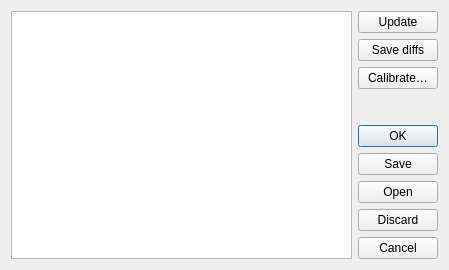
This is src/madgui/online/offsetswidget.ui in hibtc/madgui as Qt 5 draws it before an edit. The edited form follows.
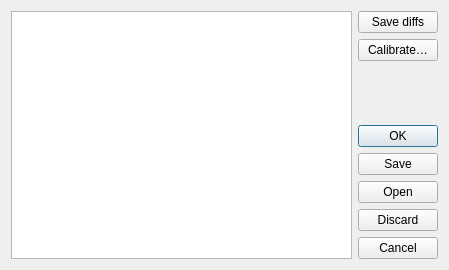
This is the edited form. Custom widgets are drawn as their Qt base class.

Commit message: Remove "update" button from two widgets where it's become obsolete

```diff
--- a/src/madgui/online/offsetswidget.ui
+++ b/src/madgui/online/offsetswidget.ui
@@ -19,13 +19,6 @@
    </item>
    <item>
     <layout class="QVBoxLayout">
-     <item>
-      <widget class="QPushButton" name="updateButton">
-       <property name="text">
-        <string>Update</string>
-       </property>
-      </widget>
-     </item>
      <item>
       <widget class="QPushButton" name="offsetsButton">
        <property name="text">
```
The commit also changes 2 other files.
